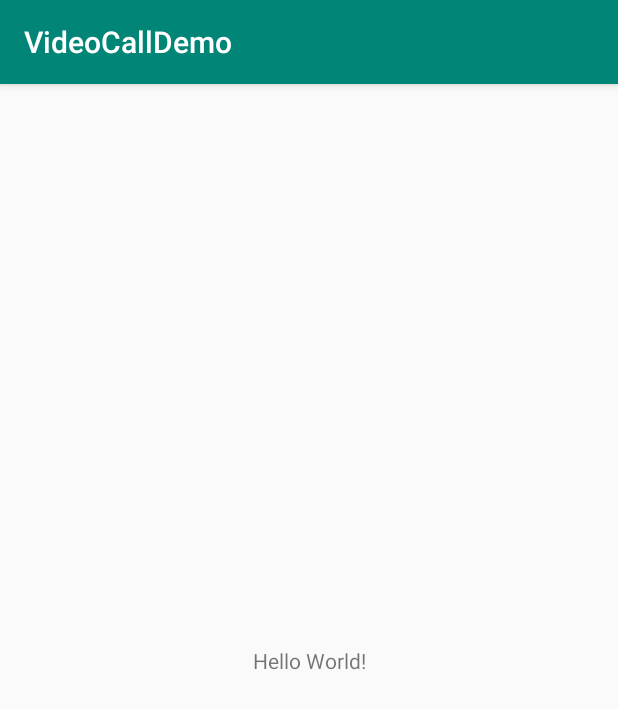
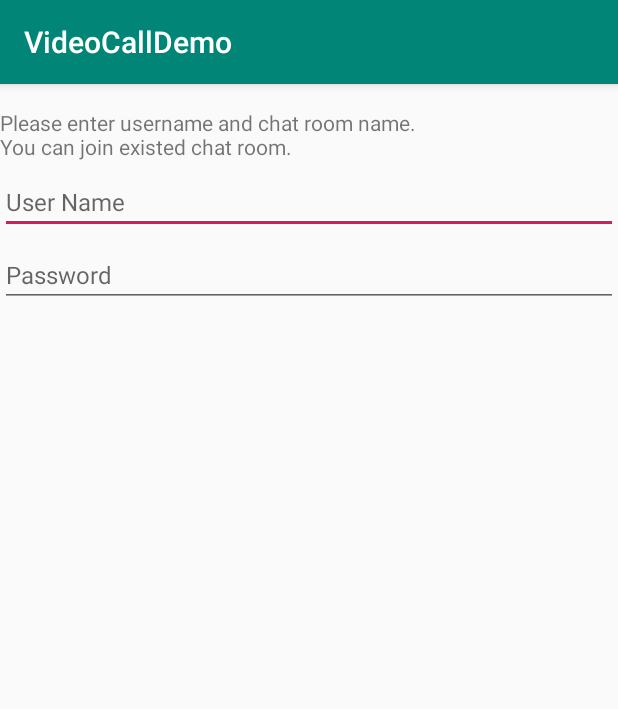
Before and after one commit to nhathoangit/VideoCallDemo, an Android app: the screen it shows after launch (MainActivity before the commit, LoginActivity after it), on a phone screen of 412 x 824 dp. Shown: the top 709 px of the screen. Run offline under Robolectric (Android 15) with nearby library versions, the phone set to English and light mode, and no system bars.

Commit message:
+ Update code

```diff
--- a/app/build.gradle
+++ b/app/build.gradle
@@ -25,4 +25,6 @@ dependencies {
     testImplementation 'junit:junit:4.12'
     androidTestImplementation 'com.android.support.test:runner:1.0.2'
     androidTestImplementation 'com.android.support.test.espresso:espresso-core:3.0.2'
+    implementation 'com.jakewharton:butterknife:8.8.1'
+    annotationProcessor 'com.jakewharton:butterknife-compiler:8.8.1'
 }
--- a/app/src/main/AndroidManifest.xml
+++ b/app/src/main/AndroidManifest.xml
@@ -9,7 +9,7 @@
         android:roundIcon="@mipmap/ic_launcher_round"
         android:supportsRtl="true"
         android:theme="@style/AppTheme">
-        <activity android:name=".MainActivity">
+        <activity android:name=".LoginActivity">
             <intent-filter>
                 <action android:name="android.intent.action.MAIN" />
 
--- /dev/null
+++ b/app/src/main/java/com/nhat910/videocalldemo/BaseActivity.java
@@ -0,0 +1,33 @@
+package com.nhat910.videocalldemo;
+
+import android.os.Bundle;
+import android.support.annotation.Nullable;
+import android.support.v7.app.AppCompatActivity;
+
+import butterknife.ButterKnife;
+import butterknife.Unbinder;
+
+/*
+ * Created by NhatHoang on 12/07/2019.
+ */
+public abstract class BaseActivity extends AppCompatActivity {
+    private Unbinder mUnBinder;
+
+    public void setUnBinder(Unbinder unBinder) {
+        mUnBinder = unBinder;
+    }
+
+    @Override
+    protected void onCreate(@Nullable Bundle savedInstanceState) {
+        super.onCreate(savedInstanceState);
+        setUnBinder(ButterKnife.bind(this));
+    }
+
+    @Override
+    protected void onDestroy() {
+        if (mUnBinder != null) {
+            mUnBinder.unbind();
+        }
+        super.onDestroy();
+    }
+}
--- a/app/src/main/java/com/nhat910/videocalldemo/MainActivity.java
+++ b/app/src/main/java/com/nhat910/videocalldemo/LoginActivity.java
@@ -3,11 +3,11 @@ package com.nhat910.videocalldemo;
 import android.support.v7.app.AppCompatActivity;
 import android.os.Bundle;
 
-public class MainActivity extends AppCompatActivity {
+public class LoginActivity extends AppCompatActivity {
 
     @Override
     protected void onCreate(Bundle savedInstanceState) {
         super.onCreate(savedInstanceState);
-        setContentView(R.layout.activity_main);
+        setContentView(R.layout.activity_login);
     }
 }
--- /dev/null
+++ b/app/src/main/res/layout/activity_login.xml
@@ -0,0 +1,31 @@
+<?xml version="1.0" encoding="utf-8"?>
+<LinearLayout xmlns:android="http://schemas.android.com/apk/res/android"
+    android:layout_width="match_parent"
+    android:layout_height="match_parent"
+    android:orientation="vertical">
+
+    <TextView
+        android:layout_width="match_parent"
+        android:layout_height="wrap_content"
+        android:paddingTop="16dp"
+        android:text="@string/text_welcoming_message" />
+
+    <EditText
+        android:id="@+id/etUserName"
+        android:layout_width="match_parent"
+        android:layout_height="wrap_content"
+        android:hint="@string/user_name"
+        android:paddingTop="16dp"
+        android:singleLine="true"
+        android:textSize="16sp" />
+
+    <EditText
+        android:id="@+id/etPassword"
+        android:layout_width="match_parent"
+        android:layout_height="wrap_content"
+        android:hint="@string/password"
+        android:paddingTop="16dp"
+        android:singleLine="true"
+        android:textSize="16sp" />
+
+</LinearLayout>
--- a/app/src/main/res/layout/activity_main.xml
+++ /dev/null
@@ -1,18 +0,0 @@
-<?xml version="1.0" encoding="utf-8"?>
-<android.support.constraint.ConstraintLayout xmlns:android="http://schemas.android.com/apk/res/android"
-    xmlns:app="http://schemas.android.com/apk/res-auto"
-    xmlns:tools="http://schemas.android.com/tools"
-    android:layout_width="match_parent"
-    android:layout_height="match_parent"
-    tools:context=".MainActivity">
-
-    <TextView
-        android:layout_width="wrap_content"
-        android:layout_height="wrap_content"
-        android:text="Hello World!"
-        app:layout_constraintBottom_toBottomOf="parent"
-        app:layout_constraintLeft_toLeftOf="parent"
-        app:layout_constraintRight_toRightOf="parent"
-        app:layout_constraintTop_toTopOf="parent" />
-
-</android.support.constraint.ConstraintLayout>
--- a/app/src/main/res/values/strings.xml
+++ b/app/src/main/res/values/strings.xml
@@ -1,3 +1,6 @@
 <resources>
     <string name="app_name">VideoCallDemo</string>
+    <string name="text_welcoming_message">Please enter username and chat room name. \nYou can join existed chat room.</string>
+    <string name="user_name">User Name</string>
+    <string name="password">Password</string>
 </resources>
```
